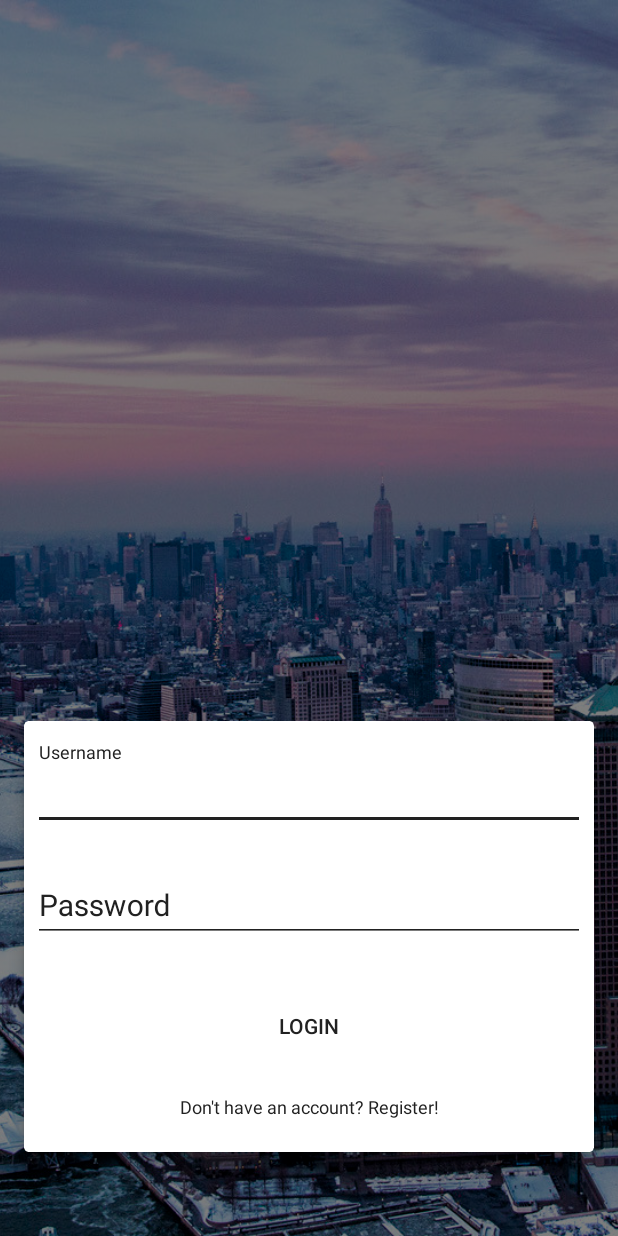
After one commit to wh0cares/Trade-Alert-android, an Android app: the layout activity_signup_login.xml on its own in the app's theme, with its tools: preview values and no code run, on a phone screen of 412 x 824 dp. The commit adds this screen. Run offline under Robolectric (Android 15) with nearby library versions, the phone set to English and light mode, and no system bars.

Commit message:
Add signup & login

```diff
--- a/app/src/main/AndroidManifest.xml
+++ b/app/src/main/AndroidManifest.xml
@@ -20,6 +20,7 @@
                 <category android:name="android.intent.category.LAUNCHER" />
             </intent-filter>
         </activity>
+        <activity android:name=".activities.SignupLoginActivity" android:theme="@style/AppTheme.Transparent"/>
     </application>
 
 </manifest>
--- /dev/null
+++ b/app/src/main/res/layout/activity_signup_login.xml
@@ -0,0 +1,166 @@
+<RelativeLayout xmlns:android="http://schemas.android.com/apk/res/android"
+    xmlns:card_view="http://schemas.android.com/apk/res-auto"
+    xmlns:tools="http://schemas.android.com/tools"
+    android:layout_width="fill_parent"
+    android:layout_height="fill_parent"
+    android:orientation="vertical">
+
+    <ImageView
+        android:layout_width="match_parent"
+        android:layout_height="match_parent"
+        android:scaleType="centerCrop"
+        android:src="@drawable/background"
+        tools:ignore="ContentDescription" />
+
+    <LinearLayout
+        android:orientation="vertical"
+        android:layout_width="match_parent"
+        android:layout_height="match_parent"
+        android:background="@color/black_50_percent"
+        android:gravity="bottom">
+        <android.support.v7.widget.CardView
+            android:visibility="gone"
+            android:id="@+id/CardView_signup"
+            android:layout_width="match_parent"
+            android:layout_height="wrap_content"
+            android:layout_marginBottom="56dp"
+            android:layout_marginEnd="16dp"
+            android:layout_marginStart="16dp"
+            card_view:cardCornerRadius="3dp"
+            card_view:cardElevation="6dp">
+
+            <LinearLayout
+                android:layout_width="match_parent"
+                android:layout_height="match_parent"
+                android:layout_margin="6dp"
+                android:orientation="vertical">
+
+                <android.support.design.widget.TextInputLayout
+                    android:layout_width="match_parent"
+                    android:layout_height="wrap_content"
+                    android:layout_marginBottom="8dp"
+                    android:layout_marginTop="8dp"
+                    android:theme="@style/TextLabel">
+
+                    <EditText
+                        android:id="@+id/input_username_signup"
+                        android:layout_width="match_parent"
+                        android:layout_height="wrap_content"
+                        android:hint="@string/Username"/>
+                </android.support.design.widget.TextInputLayout>
+
+                <android.support.design.widget.TextInputLayout
+                    android:layout_width="match_parent"
+                    android:layout_height="wrap_content"
+                    android:layout_marginBottom="8dp"
+                    android:layout_marginTop="8dp"
+                    android:theme="@style/TextLabel">
+
+                    <EditText
+                        android:id="@+id/input_email_signup"
+                        android:layout_width="match_parent"
+                        android:layout_height="wrap_content"
+                        android:hint="@string/Email"
+                        android:inputType="textEmailAddress" />
+                </android.support.design.widget.TextInputLayout>
+
+                <android.support.design.widget.TextInputLayout
+                    android:layout_width="match_parent"
+                    android:layout_height="wrap_content"
+                    android:layout_marginBottom="8dp"
+                    android:layout_marginTop="8dp"
+                    android:theme="@style/TextLabel">
+
+                    <EditText
+                        android:id="@+id/input_password_signup"
+                        android:layout_width="match_parent"
+                        android:layout_height="wrap_content"
+                        android:inputType="textPassword"
+                        android:hint="@string/Password" />
+                </android.support.design.widget.TextInputLayout>
+                <android.support.v7.widget.AppCompatButton
+                    android:id="@+id/button_signup"
+                    android:layout_width="match_parent"
+                    android:layout_height="wrap_content"
+                    android:layout_marginTop="24dp"
+                    android:background="@android:color/transparent"
+                    android:text="@string/Register"
+                    android:textColor="@color/primary_text" />
+                <android.support.v7.widget.AppCompatButton
+                    android:id="@+id/button_already_have_account"
+                    android:layout_width="fill_parent"
+                    android:layout_height="wrap_content"
+                    android:layout_marginTop="6dp"
+                    android:background="@android:color/transparent"
+                    android:text="@string/Already_have_an_account_login"
+                    android:textColor="@color/primary_text"
+                    android:textAppearance="@style/TextAppearance.AppCompat.Caption" />
+            </LinearLayout>
+        </android.support.v7.widget.CardView>
+
+        <android.support.v7.widget.CardView
+            android:id="@+id/CardView_login"
+            android:layout_width="match_parent"
+            android:layout_height="wrap_content"
+            android:layout_marginBottom="56dp"
+            android:layout_marginEnd="16dp"
+            android:layout_marginStart="16dp"
+            card_view:cardCornerRadius="3dp"
+            card_view:cardElevation="6dp">
+
+            <LinearLayout
+                android:layout_width="match_parent"
+                android:layout_height="match_parent"
+                android:layout_margin="6dp"
+                android:orientation="vertical">
+
+                <android.support.design.widget.TextInputLayout
+                    android:layout_width="match_parent"
+                    android:layout_height="wrap_content"
+                    android:layout_marginBottom="8dp"
+                    android:layout_marginTop="8dp"
+                    android:theme="@style/TextLabel">
+
+                    <EditText
+                        android:id="@+id/input_username_login"
+                        android:layout_width="match_parent"
+                        android:layout_height="wrap_content"
+                        android:hint="@string/Username"
+                        android:inputType="textEmailAddress" />
+                </android.support.design.widget.TextInputLayout>
+
+                <android.support.design.widget.TextInputLayout
+                    android:layout_width="match_parent"
+                    android:layout_height="wrap_content"
+                    android:layout_marginBottom="8dp"
+                    android:layout_marginTop="8dp"
+                    android:theme="@style/TextLabel">
+
+                    <EditText
+                        android:id="@+id/input_password_login"
+                        android:layout_width="match_parent"
+                        android:layout_height="wrap_content"
+                        android:inputType="textPassword"
+                        android:hint="@string/Password" />
+                </android.support.design.widget.TextInputLayout>
+                <android.support.v7.widget.AppCompatButton
+                    android:id="@+id/button_login"
+                    android:layout_width="match_parent"
+                    android:layout_height="wrap_content"
+                    android:layout_marginTop="24dp"
+                    android:background="@android:color/transparent"
+                    android:text="@string/Login"
+                    android:textColor="@color/primary_text" />
+                <android.support.v7.widget.AppCompatButton
+                    android:id="@+id/button_dont_have_account"
+                    android:layout_width="fill_parent"
+                    android:layout_height="wrap_content"
+                    android:layout_marginTop="6dp"
+                    android:background="@android:color/transparent"
+                    android:text="@string/Dont_have_an_account_register"
+                    android:textColor="@color/primary_text"
+                    android:textAppearance="@style/TextAppearance.AppCompat.Caption" />
+            </LinearLayout>
+        </android.support.v7.widget.CardView>
+    </LinearLayout>
+</RelativeLayout>
--- a/app/src/main/res/values/colors.xml
+++ b/app/src/main/res/values/colors.xml
@@ -8,4 +8,5 @@
     <color name="secondary_text">#757575</color>
     <color name="white">#FFFFFF</color>
     <color name="divider">#BDBDBD</color>
+    <color name="black_50_percent">#80000000</color>
 </resources>
--- a/app/src/main/res/values/strings.xml
+++ b/app/src/main/res/values/strings.xml
@@ -9,7 +9,23 @@
     <string name="Subtitle">Subtitle</string>
     <string name="Error_getting_data">Error getting data</string>
     <string name="Invalid_response">Invalid response</string>
+    <string name="Details">Details</string>
+    <string name="Username">Username</string>
+    <string name="Email">Email</string>
+    <string name="Password">Password</string>
+    <string name="Already_have_an_account_login">Already have an account? Login!</string>
+    <string name="Dont_have_an_account_register">Don\'t have an account? Register!</string>
+    <string name="Register">Register</string>
+    <string name="Login">Login</string>
+    <string name="Enter_a_username">Enter a username</string>
+    <string name="Enter_a_password">Enter a password</string>
+    <string name="Enter_a_valid_email_address">Enter a valid email address</string>
+
     <string name="search_url"><![CDATA[https://www.google.com/finance/match?matchtype=matchall&ei=NU_wV4iMCdemeJfGuZAG&q=]]></string>
-    <string name="Details">Details</string>
+    <string name="login_url">http://192.168.1.17:3000/api/users/login</string>
+    <string name="signup_url">http://192.168.1.17:3000/api/users/register</string>
     <string name="getStock_url">http://192.168.1.17:3000/api/stocks/</string>
+
+    <string name="Authenticating">Authenticating…</string>
+    <string name="Creating_account">Creating Account…</string>
 </resources>
--- a/app/src/main/res/values/styles.xml
+++ b/app/src/main/res/values/styles.xml
@@ -13,11 +13,11 @@
 
     <style name="TextLabel" parent="AppTheme">
         <!-- Hint color and label color in FALSE state -->
-        <item name="android:textColorHint">@color/colorPrimary</item>
+        <item name="android:textColorHint">@color/primary_text</item>
         <item name="android:textSize">20sp</item>
         <!-- Label color in TRUE state and bar color FALSE and TRUE State -->
-        <item name="colorAccent">@color/colorPrimary</item>
-        <item name="colorControlNormal">@color/colorPrimary</item>
-        <item name="colorControlActivated">@color/colorPrimary</item>
+        <item name="colorAccent">@color/primary_text</item>
+        <item name="colorControlNormal">@color/primary_text</item>
+        <item name="colorControlActivated">@color/primary_text</item>
     </style>
 </resources>
```
Also changed, not shown: app/src/main/java/com/wh0_cares/projectstk/activities/MainActivity.java (+12 -0 lines), app/src/main/java/com/wh0_cares/projectstk/activities/SignupLoginActivity.java (added, +285 -0 lines), app/src/main/java/com/wh0_cares/projectstk/fragments/DetailFragment.java (+6 -6 lines), app/src/main/java/com/wh0_cares/projectstk/utils/SaveSharedPreference.java (+22 -0 lines), app/src/main/res/drawable-nodpi/background.jpg (added).
